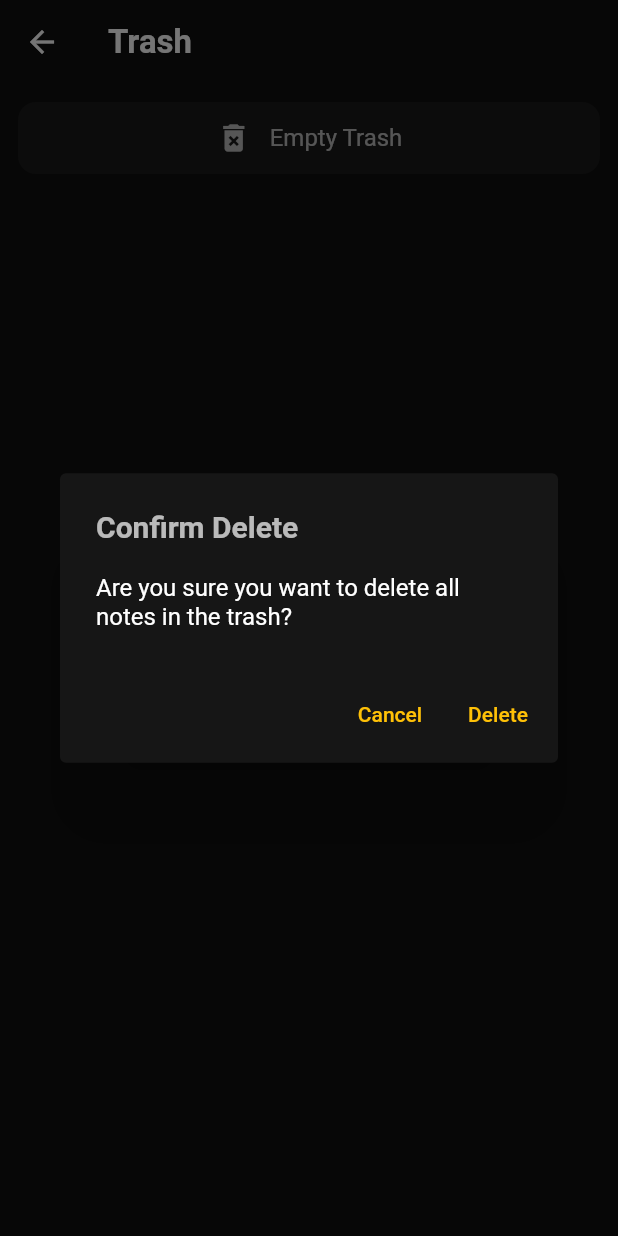
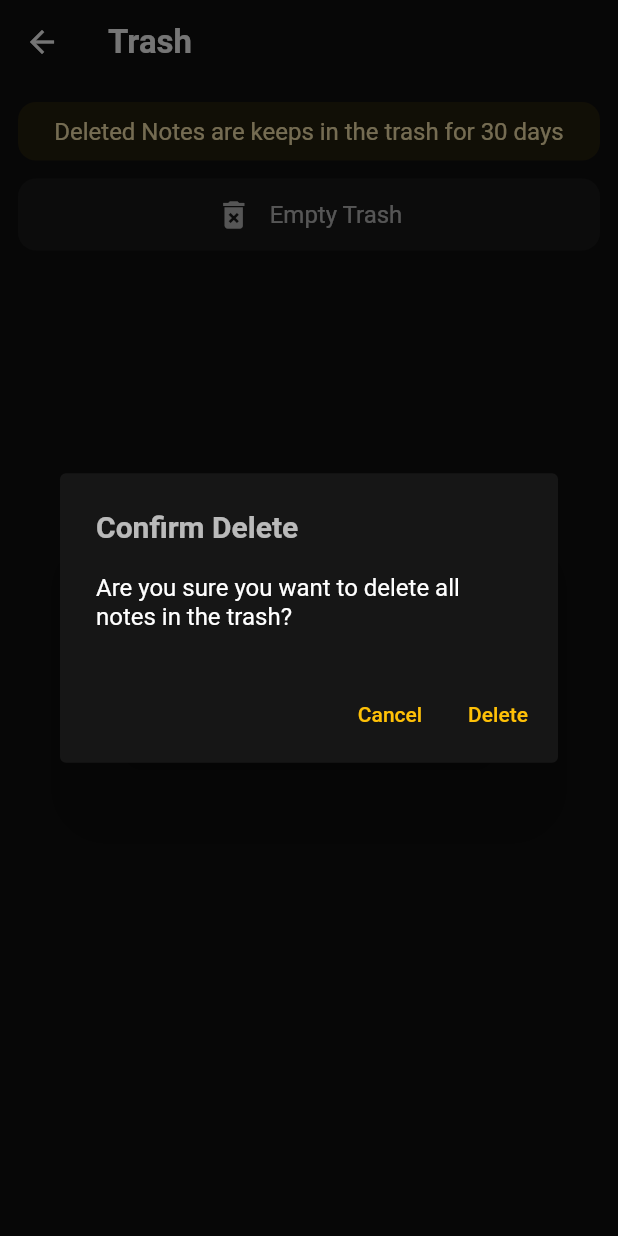
Before and after one commit to AkibSiddiki/Flutter-Notes-App, a Flutter app: the ListTrash screen opened by its route, after a tap on "Empty Trash", on a phone screen of 412 x 824 dp. Run offline on Flutter 3.47's test engine with Material 2 defaults, Android fonts, the phone set to English and light mode, and no system bars; our stand-ins replace gap, google_fonts, sqflite; accounts and stored records are empty.

Commit message:
datetime added in DB+30 days auto delete trash

```diff
--- a/lib/main.dart
+++ b/lib/main.dart
@@ -27,6 +27,7 @@ class MyApp extends StatelessWidget {
       providers: [
         ChangeNotifierProvider(
           create: (context) => NotesProviders()
+            ..deleteOldTrash()
             ..selectNotes()
             ..selectTrashNotes(),
         )
--- a/lib/src/model/notes.dart
+++ b/lib/src/model/notes.dart
@@ -3,10 +3,16 @@ class Note {
   final String title;
   final String details;
   final int delete;
+  final String insertDatetime;
+  final String updateDatetime;
+  final String deleteDatetime;
 
   const Note(
       {required this.id,
       required this.title,
       required this.details,
-      required this.delete});
+      required this.delete,
+      required this.insertDatetime,
+      required this.updateDatetime,
+      required this.deleteDatetime});
 }
--- a/lib/src/screen/list_trash.dart
+++ b/lib/src/screen/list_trash.dart
@@ -2,6 +2,7 @@ import 'package:flutter/material.dart';
 import 'package:gap/gap.dart';
 import 'package:notes/src/service/notes_provider.dart';
 import 'package:notes/src/widget/note_card.dart';
+import 'package:notes/src/widget/notice_trash.dart';
 import 'package:provider/provider.dart';
 
 class ListTrash extends StatefulWidget {
@@ -58,6 +59,7 @@ class _ListTrashState extends State<ListTrash> {
           child: Consumer<NotesProviders>(
             builder: ((context, notesProviders, chile) => Column(
                   children: <Widget>[
+                    notice(context),
                     GestureDetector(
                       onTap: () {
                         showDeleteConfirmationDialog(
--- a/lib/src/screen/search.dart
+++ b/lib/src/screen/search.dart
@@ -29,7 +29,9 @@ class SearchPageState extends State<SearchPage> {
                         child: TextField(
                           controller: searchWordController,
                           decoration: const InputDecoration(
-                              hintText: "Search...", border: InputBorder.none),
+                              hintText: "Search...",
+                              hintStyle: TextStyle(color: Colors.white54),
+                              border: InputBorder.none),
                         ),
                       ),
                       IconButton.filled(
--- /dev/null
+++ b/lib/src/widget/notice_trash.dart
@@ -0,0 +1,24 @@
+import 'package:flutter/material.dart';
+import 'package:gap/gap.dart';
+
+Widget notice(context) {
+  return Column(
+    children: [
+      Container(
+        width: double.infinity,
+        padding: const EdgeInsets.all(10.0),
+        decoration: const BoxDecoration(
+          borderRadius: BorderRadius.all(Radius.circular(12.0)),
+          color: Color.fromARGB(24, 255, 193, 7),
+        ),
+        child: Center(
+          child: Text(
+            'Deleted Notes are keeps in the trash for 30 days',
+            style: TextStyle(color: Colors.amber[100]),
+          ),
+        ),
+      ),
+      const Gap(12),
+    ],
+  );
+}
--- a/pubspec.yaml
+++ b/pubspec.yaml
@@ -40,6 +40,7 @@ dependencies:
   provider: ^6.0.5
   google_fonts: ^6.1.0
   gap: ^3.0.1
+  intl: ^0.18.1
 
 dev_dependencies:
   flutter_test:
```
Also changed, not shown: lib/src/screen/edit.dart (+11 -0 lines), lib/src/service/notes_provider.dart (+11 -0 lines), lib/src/service/sqlite_helper.dart (+38 -7 lines), pubspec.lock.
